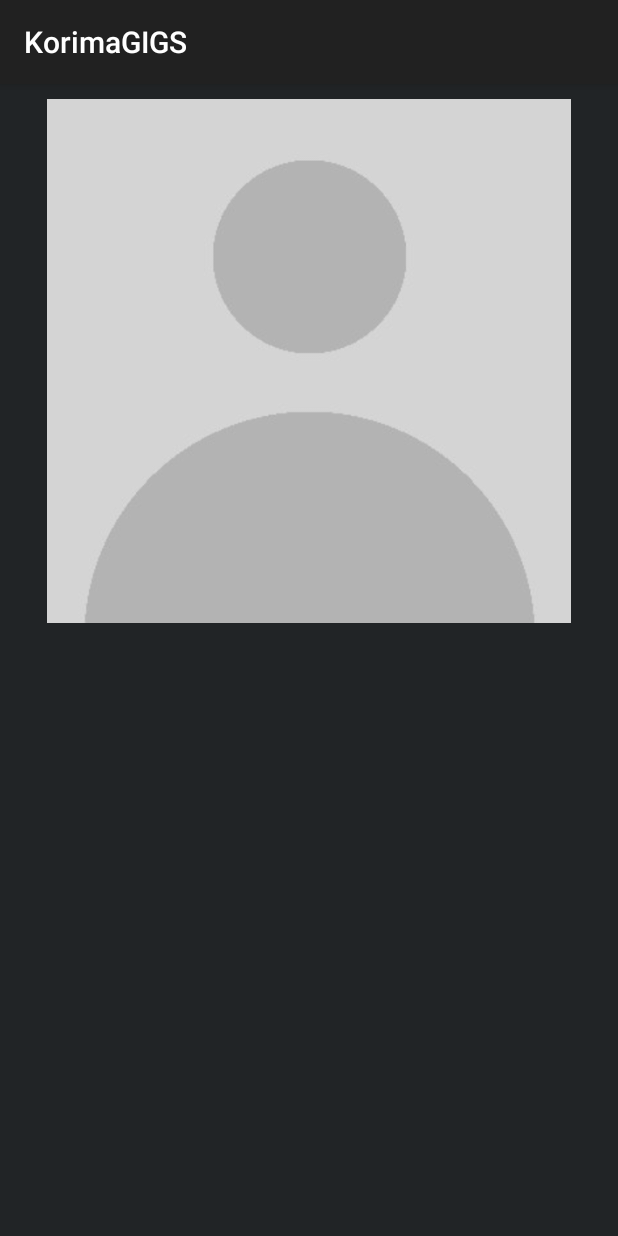
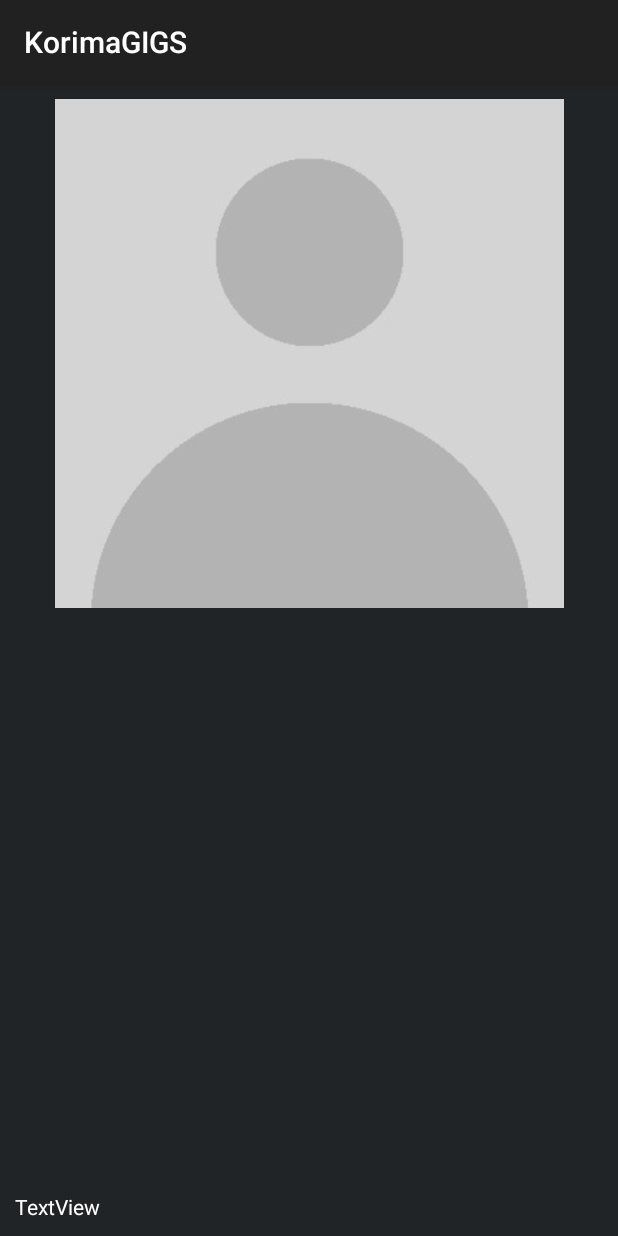
Before and after one commit to Ironfart/KorimaGIGS, an Android app: the activity_Artist screen opened directly, with no data from a screen before it, on a phone screen of 412 x 824 dp. Run offline under Robolectric (Android 15) with nearby library versions, the phone set to English and light mode, and no system bars; our stand-ins replace Firebase (no records; nobody signed in at launch, a user with empty details on screens opened directly); 3 statements that could not run were skipped.

Commit message:
pueba branches

```diff
--- a/app/src/main/AndroidManifest.xml
+++ b/app/src/main/AndroidManifest.xml
@@ -4,7 +4,6 @@
     package="com.example.korimagigs">
 
     <uses-permission android:name="android.permission.INTERNET" />
-    <uses-permission android:name="android.permission.READ_EXTERNAL_STORAGE"/>
 
     <application
         android:allowBackup="true"
--- a/app/src/main/res/layout/activity_artist.xml
+++ b/app/src/main/res/layout/activity_artist.xml
@@ -37,5 +37,11 @@
         android:layout_height="wrap_content"
         android:layout_weight="1" />
 
+    <TextView
+        android:id="@+id/textView8"
+        android:layout_width="match_parent"
+        android:layout_height="wrap_content"
+        android:text="TextView" />
+
 
 </LinearLayout>
```
Also changed, not shown: app/src/main/res/menu/menu.xml (+6 -6 lines), app/src/main/res/drawable/shuffle_button.png (added).
